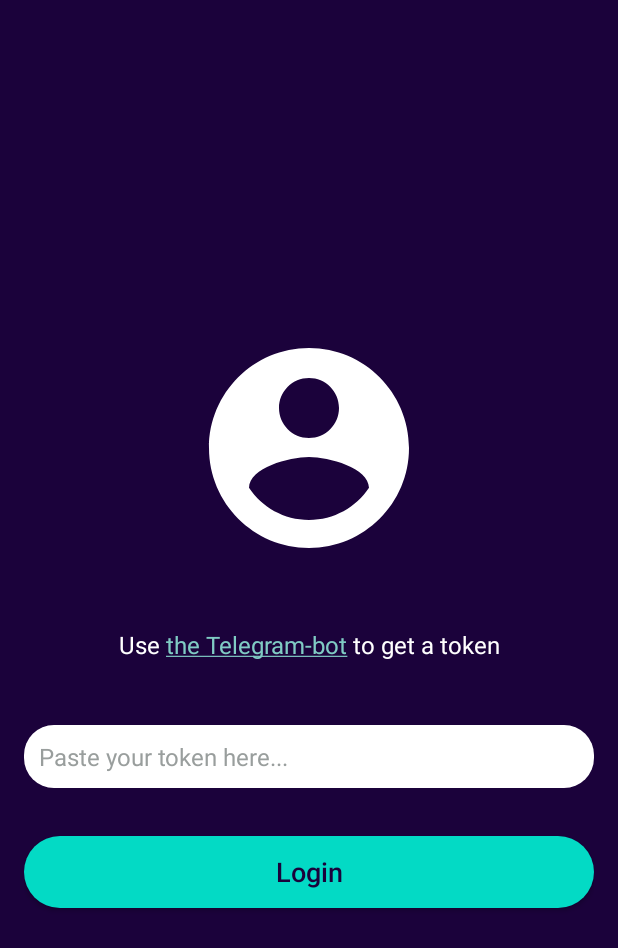
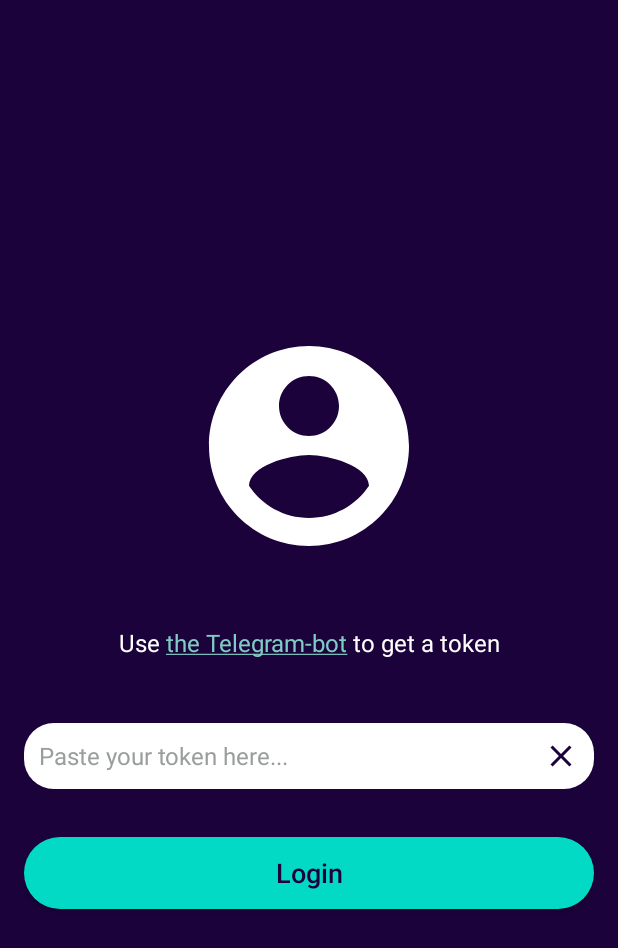
Before and after one commit to batchar2/FptnClient-Android, an Android app: the screen it shows after launch (LoginActivity), on a phone screen of 412 x 824 dp. Shown: the top 948 px of the screen. Run offline under Robolectric (Android 15) with nearby library versions, the phone set to English and light mode, and no system bars; our stand-ins replace Room's generated code; 1 statement that could not run was skipped.

Commit message:
Fix keyboard appearance and add a delete icon at the end of the text input

```diff
--- a/app/src/main/java/com/filantrop/pvnclient/views/LoginActivity.java
+++ b/app/src/main/java/com/filantrop/pvnclient/views/LoginActivity.java
@@ -5,7 +5,9 @@ import android.content.Intent;
 import android.os.Bundle;
 import android.text.Html;
 import android.text.method.LinkMovementMethod;
+import android.view.MotionEvent;
 import android.view.View;
+import android.view.WindowManager;
 import android.widget.EditText;
 import android.widget.TextView;
 import android.widget.Toast;
@@ -58,8 +60,21 @@ public class LoginActivity extends AppCompatActivity {
         label.setMovementMethod(LinkMovementMethod.getInstance());
 
         // HIDE KEYBOARD
-        EditText editText = (EditText)findViewById(R.id.fptn_login_link_input);
+        EditText editText = findViewById(R.id.fptn_login_link_input);
+        editText.setTextIsSelectable(true);
         editText.setShowSoftInputOnFocus(false);
+        editText.setOnTouchListener(new View.OnTouchListener() {
+            @Override
+            public boolean onTouch(View view, MotionEvent motionEvent) {
+                if (motionEvent.getAction() == MotionEvent.ACTION_UP){
+                    if (motionEvent.getX() > (view.getWidth() - view.getPaddingRight() - 50)){
+                        ((EditText)view).setText("");
+                    }
+                }
+                return false;
+            }
+        });
+        getWindow().setSoftInputMode(WindowManager.LayoutParams.SOFT_INPUT_STATE_HIDDEN);  // This just hide keyboard when activity starts
     }
 
     public void onLogin(View v) {
--- /dev/null
+++ b/app/src/main/res/drawable/ic_baseline_close_24.xml
@@ -0,0 +1,5 @@
+<vector xmlns:android="http://schemas.android.com/apk/res/android" android:height="24dp" android:tint="#1B023B" android:viewportHeight="24" android:viewportWidth="24" android:width="24dp">
+
+    <path android:fillColor="@android:color/white" android:pathData="M19,6.41L17.59,5 12,10.59 6.41,5 5,6.41 10.59,12 5,17.59 6.41,19 12,13.41 17.59,19 19,17.59 13.41,12z"/>
+
+</vector>
--- a/app/src/main/res/layout/login_layout.xml
+++ b/app/src/main/res/layout/login_layout.xml
@@ -39,7 +39,10 @@
             android:padding="10dp"
             android:textColor="@color/black"
             android:textColorHint="@color/hint"
-            android:textSize="16sp" />
+            android:textSize="16sp"
+            android:drawableEnd="@drawable/ic_baseline_close_24"
+            android:drawablePadding="8dp"
+            />
 
         <Button
             android:id="@+id/fptn_login_button"
```
Also changed, not shown: app/src/main/java/com/filantrop/pvnclient/views/SettingsActivityUpdateToken.java (+18 -0 lines), app/src/main/res/layout/settings_layout_update_token.xml (+6 -2 lines).
